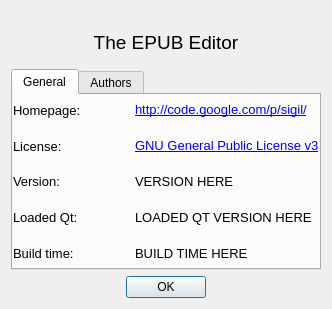
Above: src/Sigil/Form_Files/About.ui from Sigil-Ebook/Sigil before the change. Below: the same form after it.
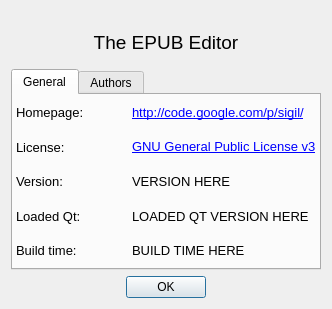
That is the form after the change. Icons and pictures are not drawn.

Commit message: Make About dialog translatable, part of 1097.

Patch:
```diff
--- a/src/Sigil/Form_Files/About.ui
+++ b/src/Sigil/Form_Files/About.ui
@@ -75,6 +75,18 @@
        </property>
        <item>
         <layout class="QGridLayout" name="gridLayout">
+         <property name="leftMargin">
+          <number>3</number>
+         </property>
+         <property name="topMargin">
+          <number>3</number>
+         </property>
+         <property name="rightMargin">
+          <number>3</number>
+         </property>
+         <property name="bottomMargin">
+          <number>3</number>
+         </property>
          <item row="0" column="0">
           <widget class="QLabel" name="lbHomepage">
            <property name="font">
```
Left out of the diff: 46 changed lines with no effect on the pictures. The commit also changes 3 other files.
